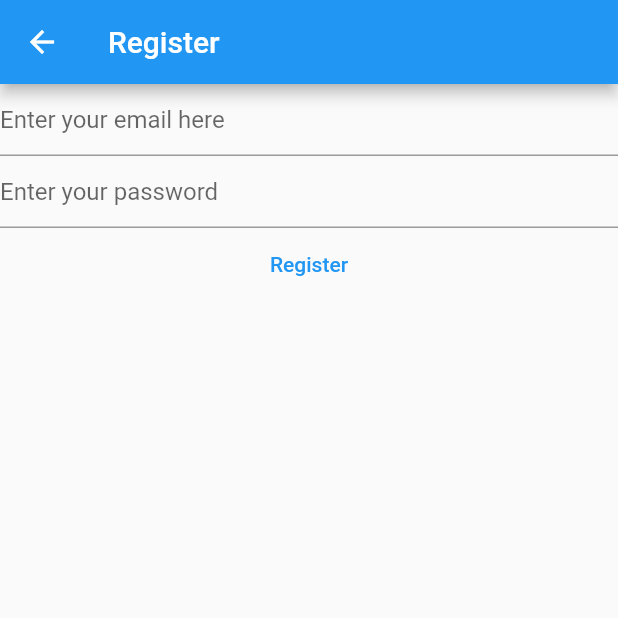
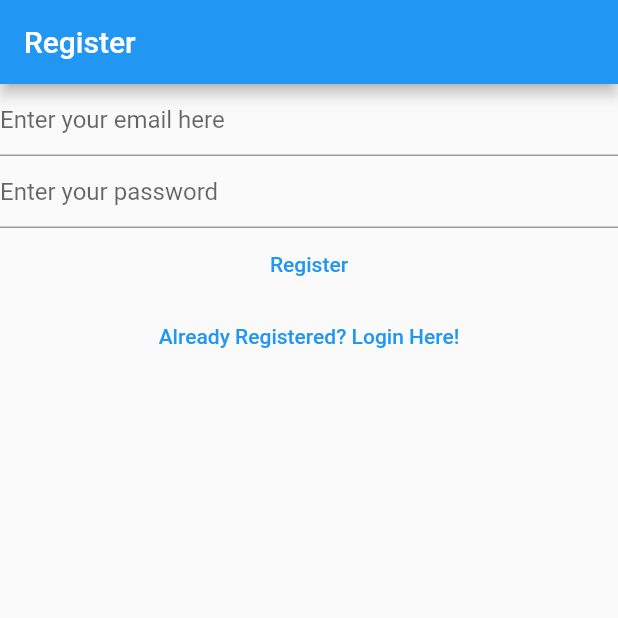
Before and after one commit to jonathan1138/mynotes, a Flutter app: the RegisterView screen opened directly, on a phone screen of 412 x 824 dp, the top half of it. Run offline on Flutter 3.47's test engine with Material 2 defaults, Android fonts, the phone set to English and light mode, and no system bars; our stand-ins replace firebase_auth, firebase_core; accounts and stored records are empty.

Commit message:
step-2
Another Round, changed name

```diff
--- a/lib/views/register_view.dart
+++ b/lib/views/register_view.dart
@@ -1,7 +1,5 @@
 import 'package:firebase_auth/firebase_auth.dart';
-import 'package:firebase_core/firebase_core.dart';
 import 'package:flutter/material.dart';
-import '../firebase_options.dart';
 
 class RegisterView extends StatefulWidget {
   const RegisterView({super.key});
@@ -31,15 +29,10 @@ class _RegisterViewState extends State<RegisterView> {
   @override
   Widget build(BuildContext context) {
     return Scaffold(
-      appBar: AppBar(title: const Text('Register')),
-      body: FutureBuilder(
-        future: Firebase.initializeApp(
-          options: DefaultFirebaseOptions.currentPlatform,
+      appBar: AppBar(
+        title: const Text('Register'),
       ),
-        builder: (context, snapshot) {
-          switch (snapshot.connectionState) {
-            case ConnectionState.done:
-              return Column(
+      body: Column(
         children: [
           TextField(
             controller: _email,
@@ -80,12 +73,15 @@ class _RegisterViewState extends State<RegisterView> {
             },
             child: const Text('Register'),
           ),
+          TextButton(
+              onPressed: () {
+                Navigator.of(context).pushNamedAndRemoveUntil(
+                  '/login/',
+                  (route) => false,
+                );
+              },
+              child: const Text('Already Registered? Login Here!')),
         ],
-              );
-            default:
-              return const Text('Loading...');
-          }
-        },
       ),
     );
   }
```
Also changed, not shown: lib/main.dart (+23 -14 lines), lib/views/login_view.dart (+12 -16 lines), lib/views/verify_email_view.dart (added, +26 -0 lines). Lines whose indentation alone changed are shown as unchanged.
